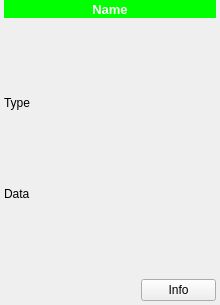
First picture: the form in spinetoolbox/ui/subwindow_view.ui, repository spine-tools/Spine-Toolbox, before the edit.
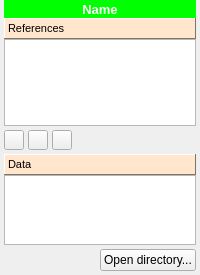
Second picture: the form after the edit. Icons and pictures are not drawn.

Commit message: Issue #75 updated: add basic view functionality, including a new class called NetworkMap

Patch:
```diff
--- a/spinetoolbox/ui/subwindow_view.ui
+++ b/spinetoolbox/ui/subwindow_view.ui
@@ -29,8 +29,8 @@
    <rect>
     <x>0</x>
     <y>0</y>
-    <width>220</width>
-    <height>305</height>
+    <width>200</width>
+    <height>275</height>
    </rect>
   </property>
   <property name="sizePolicy">
@@ -54,156 +54,1195 @@
   <property name="toolTip">
    <string/>
   </property>
-  <layout class="QVBoxLayout" name="verticalLayout_2">
+  <layout class="QVBoxLayout" name="verticalLayout_4">
    <property name="spacing">
-    <number>4</number>
+    <number>0</number>
    </property>
    <property name="leftMargin">
-    <number>4</number>
+    <number>0</number>
    </property>
    <property name="topMargin">
     <number>0</number>
    </property>
    <property name="rightMargin">
-    <number>4</number>
+    <number>0</number>
    </property>
    <property name="bottomMargin">
-    <number>4</number>
+    <number>0</number>
    </property>
    <item>
-    <widget class="QLabel" name="label_name">
-     <property name="sizePolicy">
-      <sizepolicy hsizetype="Preferred" vsizetype="Fixed">
-       <horstretch>0</horstretch>
-       <verstretch>0</verstretch>
-      </sizepolicy>
-     </property>
-     <property name="minimumSize">
-      <size>
-       <width>0</width>
-       <height>18</height>
-      </size>
-     </property>
-     <property name="maximumSize">
-      <size>
-       <width>16777215</width>
-       <height>18</height>
-      </size>
-     </property>
-     <property name="font">
-      <font>
-       <pointsize>10</pointsize>
-       <weight>75</weight>
-       <bold>true</bold>
-      </font>
-     </property>
-     <property name="styleSheet">
-      <string notr="true">background-color: rgb(0, 255, 0);
-color: rgb(255, 255, 255);</string>
-     </property>
-     <property name="text">
-      <string>Name</string>
-     </property>
-     <property name="alignment">
-      <set>Qt::AlignCenter</set>
-     </property>
-     <property name="wordWrap">
-      <bool>true</bool>
-     </property>
-    </widget>
-   </item>
-   <item>
-    <spacer name="verticalSpacer">
-     <property name="orientation">
-      <enum>Qt::Vertical</enum>
-     </property>
-     <property name="sizeHint" stdset="0">
-      <size>
-       <width>20</width>
-       <height>40</height>
-      </size>
-     </property>
-    </spacer>
-   </item>
-   <item>
-    <widget class="QLabel" name="label_type">
-     <property name="text">
-      <string>Type</string>
-     </property>
-    </widget>
-   </item>
-   <item>
-    <spacer name="verticalSpacer_2">
-     <property name="orientation">
-      <enum>Qt::Vertical</enum>
-     </property>
-     <property name="sizeHint" stdset="0">
-      <size>
-       <width>20</width>
-       <height>40</height>
-      </size>
-     </property>
-    </spacer>
-   </item>
-   <item>
-    <widget class="QLabel" name="label_data">
-     <property name="text">
-      <string>Data</string>
-     </property>
-    </widget>
-   </item>
-   <item>
-    <spacer name="verticalSpacer_3">
-     <property name="orientation">
-      <enum>Qt::Vertical</enum>
-     </property>
-     <property name="sizeHint" stdset="0">
-      <size>
-       <width>20</width>
-       <height>40</height>
-      </size>
-     </property>
-    </spacer>
-   </item>
-   <item>
-    <layout class="QHBoxLayout" name="horizontalLayout">
+    <layout class="QVBoxLayout" name="verticalLayout_3">
      <property name="spacing">
-      <number>6</number>
+      <number>4</number>
      </property>
      <property name="leftMargin">
-      <number>0</number>
+      <number>4</number>
      </property>
+     <property name="rightMargin">
+      <number>4</number>
+     </property>
+     <property name="bottomMargin">
+      <number>4</number>
+     </property>
      <item>
-      <spacer name="horizontalSpacer_2">
-       <property name="orientation">
-        <enum>Qt::Horizontal</enum>
+      <layout class="QVBoxLayout" name="verticalLayout">
+       <property name="spacing">
+        <number>0</number>
        </property>
-       <property name="sizeHint" stdset="0">
-        <size>
-         <width>40</width>
-         <height>20</height>
-        </size>
-       </property>
-      </spacer>
+       <item>
+        <widget class="QLabel" name="label_name">
+         <property name="sizePolicy">
+          <sizepolicy hsizetype="Preferred" vsizetype="Fixed">
+           <horstretch>0</horstretch>
+           <verstretch>0</verstretch>
+          </sizepolicy>
+         </property>
+         <property name="minimumSize">
+          <size>
+           <width>0</width>
+           <height>18</height>
+          </size>
+         </property>
+         <property name="maximumSize">
+          <size>
+           <width>16777215</width>
+           <height>18</height>
+          </size>
+         </property>
+         <property name="font">
+          <font>
+           <pointsize>10</pointsize>
+           <weight>75</weight>
+           <bold>true</bold>
+          </font>
+         </property>
+         <property name="styleSheet">
+          <string notr="true">background-color: rgb(0, 255, 0);
+color: rgb(255, 255, 255);</string>
+         </property>
+         <property name="text">
+          <string>Name</string>
+         </property>
+         <property name="alignment">
+          <set>Qt::AlignCenter</set>
+         </property>
+         <property name="wordWrap">
+          <bool>true</bool>
+         </property>
+        </widget>
+       </item>
+       <item>
+        <widget class="QLabel" name="label">
+         <property name="palette">
+          <palette>
+           <active>
+            <colorrole role="WindowText">
+             <brush brushstyle="SolidPattern">
+              <color alpha="255">
+               <red>0</red>
+               <green>0</green>
+               <blue>0</blue>
+              </color>
+             </brush>
+            </colorrole>
+            <colorrole role="Button">
+             <brush brushstyle="SolidPattern">
+              <color alpha="255">
+               <red>255</red>
+               <green>230</green>
+               <blue>204</blue>
+              </color>
+             </brush>
+            </colorrole>
+            <colorrole role="Light">
+             <brush brushstyle="SolidPattern">
+              <color alpha="255">
+               <red>255</red>
+               <green>255</green>
+               <blue>255</blue>
+              </color>
+             </brush>
+            </colorrole>
+            <colorrole role="Midlight">
+             <brush brushstyle="SolidPattern">
+              <color alpha="255">
+               <red>255</red>
+               <green>242</green>
+               <blue>229</blue>
+              </color>
+             </brush>
+            </colorrole>
+            <colorrole role="Dark">
+             <brush brushstyle="SolidPattern">
+              <color alpha="255">
+               <red>127</red>
+               <green>115</green>
+               <blue>102</blue>
+              </color>
+             </brush>
+            </colorrole>
+            <colorrole role="Mid">
+             <brush brushstyle="SolidPattern">
+              <color alpha="255">
+               <red>170</red>
+               <green>153</green>
+               <blue>136</blue>
+              </color>
+             </brush>
+            </colorrole>
+            <colorrole role="Text">
+             <brush brushstyle="SolidPattern">
+              <color alpha="255">
+               <red>0</red>
+               <green>0</green>
+               <blue>0</blue>
+              </color>
+             </brush>
+            </colorrole>
+            <colorrole role="BrightText">
+             <brush brushstyle="SolidPattern">
+              <color alpha="255">
+               <red>255</red>
+               <green>255</green>
+               <blue>255</blue>
+              </color>
+             </brush>
+            </colorrole>
+            <colorrole role="ButtonText">
+             <brush brushstyle="SolidPattern">
+              <color alpha="255">
+               <red>0</red>
+               <green>0</green>
+               <blue>0</blue>
+              </color>
+             </brush>
+            </colorrole>
+            <colorrole role="Base">
+             <brush brushstyle="SolidPattern">
+              <color alpha="255">
+               <red>255</red>
+               <green>255</green>
+               <blue>255</blue>
+              </color>
+             </brush>
+            </colorrole>
+            <colorrole role="Window">
+             <brush brushstyle="SolidPattern">
+              <color alpha="255">
+               <red>255</red>
+               <green>230</green>
+               <blue>204</blue>
+              </color>
+             </brush>
+            </colorrole>
+            <colorrole role="Shadow">
+             <brush brushstyle="SolidPattern">
+              <color alpha="255">
+               <red>0</red>
+               <green>0</green>
+               <blue>0</blue>
+              </color>
+             </brush>
+            </colorrole>
+            <colorrole role="AlternateBase">
+             <brush brushstyle="SolidPattern">
+              <color alpha="255">
+               <red>255</red>
+               <green>242</green>
+               <blue>229</blue>
+              </color>
+             </brush>
+            </colorrole>
+            <colorrole role="ToolTipBase">
+             <brush brushstyle="SolidPattern">
+              <color alpha="255">
+               <red>255</red>
+               <green>255</green>
+               <blue>220</blue>
+              </color>
+             </brush>
+            </colorrole>
+            <colorrole role="ToolTipText">
+             <brush brushstyle="SolidPattern">
+              <color alpha="255">
+               <red>0</red>
+               <green>0</green>
+               <blue>0</blue>
+              </color>
+             </brush>
+            </colorrole>
+           </active>
+           <inactive>
+            <colorrole role="WindowText">
+             <brush brushstyle="SolidPattern">
+              <color alpha="255">
+               <red>0</red>
+               <green>0</green>
+               <blue>0</blue>
+              </color>
+             </brush>
+            </colorrole>
+            <colorrole role="Button">
+             <brush brushstyle="SolidPattern">
+              <color alpha="255">
+               <red>255</red>
+               <green>230</green>
+               <blue>204</blue>
+              </color>
+             </brush>
+            </colorrole>
+            <colorrole role="Light">
+             <brush brushstyle="SolidPattern">
+              <color alpha="255">
+               <red>255</red>
+               <green>255</green>
+               <blue>255</blue>
+              </color>
+             </brush>
+            </colorrole>
+            <colorrole role="Midlight">
+             <brush brushstyle="SolidPattern">
+              <color alpha="255">
+               <red>255</red>
+               <green>242</green>
+               <blue>229</blue>
+              </color>
+             </brush>
+            </colorrole>
+            <colorrole role="Dark">
+             <brush brushstyle="SolidPattern">
+              <color alpha="255">
+               <red>127</red>
+               <green>115</green>
+               <blue>102</blue>
+              </color>
+             </brush>
+            </colorrole>
+            <colorrole role="Mid">
+             <brush brushstyle="SolidPattern">
+              <color alpha="255">
+               <red>170</red>
+               <green>153</green>
+               <blue>136</blue>
+              </color>
+             </brush>
+            </colorrole>
+            <colorrole role="Text">
+             <brush brushstyle="SolidPattern">
+              <color alpha="255">
+               <red>0</red>
+               <green>0</green>
+               <blue>0</blue>
+              </color>
+             </brush>
+            </colorrole>
+            <colorrole role="BrightText">
+             <brush brushstyle="SolidPattern">
+              <color alpha="255">
+               <red>255</red>
+               <green>255</green>
+               <blue>255</blue>
+              </color>
+             </brush>
+            </colorrole>
+            <colorrole role="ButtonText">
+             <brush brushstyle="SolidPattern">
+              <color alpha="255">
+               <red>0</red>
+               <green>0</green>
+               <blue>0</blue>
+              </color>
+             </brush>
+            </colorrole>
+            <colorrole role="Base">
+             <brush brushstyle="SolidPattern">
+              <color alpha="255">
+               <red>255</red>
+               <green>255</green>
+               <blue>255</blue>
+              </color>
+             </brush>
+            </colorrole>
+            <colorrole role="Window">
+             <brush brushstyle="SolidPattern">
+              <color alpha="255">
+               <red>255</red>
+               <green>230</green>
+               <blue>204</blue>
+              </color>
+             </brush>
+            </colorrole>
+            <colorrole role="Shadow">
+             <brush brushstyle="SolidPattern">
+              <color alpha="255">
+               <red>0</red>
+               <green>0</green>
+               <blue>0</blue>
+              </color>
+             </brush>
+            </colorrole>
+            <colorrole role="AlternateBase">
+             <brush brushstyle="SolidPattern">
+              <color alpha="255">
+               <red>255</red>
+               <green>242</green>
+               <blue>229</blue>
+              </color>
+             </brush>
+            </colorrole>
+            <colorrole role="ToolTipBase">
+             <brush brushstyle="SolidPattern">
+              <color alpha="255">
+               <red>255</red>
+               <green>255</green>
+               <blue>220</blue>
+              </color>
+             </brush>
+            </colorrole>
+            <colorrole role="ToolTipText">
+             <brush brushstyle="SolidPattern">
+              <color alpha="255">
+               <red>0</red>
+               <green>0</green>
+               <blue>0</blue>
+              </color>
+             </brush>
+            </colorrole>
+           </inactive>
+           <disabled>
+            <colorrole role="WindowText">
+             <brush brushstyle="SolidPattern">
+              <color alpha="255">
+               <red>127</red>
+               <green>115</green>
+               <blue>102</blue>
+              </color>
+             </brush>
+            </colorrole>
+            <colorrole role="Button">
+             <brush brushstyle="SolidPattern">
+              <color alpha="255">
+               <red>255</red>
+               <green>230</green>
+               <blue>204</blue>
+              </color>
+             </brush>
+            </colorrole>
+            <colorrole role="Light">
+             <brush brushstyle="SolidPattern">
+              <color alpha="255">
+               <red>255</red>
+               <green>255</green>
+               <blue>255</blue>
+              </color>
+             </brush>
+            </colorrole>
+            <colorrole role="Midlight">
+             <brush brushstyle="SolidPattern">
+              <color alpha="255">
+               <red>255</red>
+               <green>242</green>
+               <blue>229</blue>
+              </color>
+             </brush>
+            </colorrole>
+            <colorrole role="Dark">
+             <brush brushstyle="SolidPattern">
+              <color alpha="255">
+               <red>127</red>
+               <green>115</green>
+               <blue>102</blue>
+              </color>
+             </brush>
+            </colorrole>
+            <colorrole role="Mid">
+             <brush brushstyle="SolidPattern">
+              <color alpha="255">
+               <red>170</red>
+               <green>153</green>
+               <blue>136</blue>
+              </color>
+             </brush>
+            </colorrole>
+            <colorrole role="Text">
+             <brush brushstyle="SolidPattern">
+              <color alpha="255">
+               <red>127</red>
+               <green>115</green>
+               <blue>102</blue>
+              </color>
+             </brush>
+            </colorrole>
+            <colorrole role="BrightText">
+             <brush brushstyle="SolidPattern">
+              <color alpha="255">
+               <red>255</red>
+               <green>255</green>
+               <blue>255</blue>
+              </color>
+             </brush>
+            </colorrole>
+            <colorrole role="ButtonText">
+             <brush brushstyle="SolidPattern">
+              <color alpha="255">
+               <red>127</red>
+               <green>115</green>
+               <blue>102</blue>
+              </color>
+             </brush>
+            </colorrole>
+            <colorrole role="Base">
+             <brush brushstyle="SolidPattern">
+              <color alpha="255">
+               <red>255</red>
+               <green>230</green>
+               <blue>204</blue>
+              </color>
+             </brush>
+            </colorrole>
+            <colorrole role="Window">
+             <brush brushstyle="SolidPattern">
+              <color alpha="255">
+               <red>255</red>
+               <green>230</green>
+               <blue>204</blue>
+              </color>
+             </brush>
+            </colorrole>
+            <colorrole role="Shadow">
+             <brush brushstyle="SolidPattern">
+              <color alpha="255">
+               <red>0</red>
+               <green>0</green>
+               <blue>0</blue>
+              </color>
+             </brush>
+            </colorrole>
+            <colorrole role="AlternateBase">
+             <brush brushstyle="SolidPattern">
+              <color alpha="255">
+               <red>255</red>
+               <green>230</green>
+               <blue>204</blue>
+              </color>
+             </brush>
+            </colorrole>
+            <colorrole role="ToolTipBase">
+             <brush brushstyle="SolidPattern">
+              <color alpha="255">
+               <red>255</red>
+               <green>255</green>
+               <blue>220</blue>
+              </color>
+             </brush>
+            </colorrole>
+            <colorrole role="ToolTipText">
+             <brush brushstyle="SolidPattern">
+              <color alpha="255">
+               <red>0</red>
+               <green>0</green>
+               <blue>0</blue>
+              </color>
+             </brush>
+            </colorrole>
+           </disabled>
+          </palette>
+         </property>
+         <property name="font">
+          <font>
+           <pointsize>8</pointsize>
+          </font>
+         </property>
+         <property name="autoFillBackground">
+          <bool>true</bool>
+         </property>
+         <property name="frameShape">
+          <enum>QFrame::Panel</enum>
+         </property>
+         <property name="frameShadow">
+          <enum>QFrame::Raised</enum>
+         </property>
+         <property name="text">
+          <string>References</string>
+         </property>
+         <property name="alignment">
+          <set>Qt::AlignBottom|Qt::AlignLeading|Qt::AlignLeft</set>
+         </property>
+        </widget>
+       </item>
+       <item>
+        <widget class="QListView" name="listView_references">
+         <property name="font">
+          <font>
+           <pointsize>8</pointsize>
+          </font>
+         </property>
+         <property name="iconSize">
+          <size>
+           <width>24</width>
+           <height>24</height>
+          </size>
+         </property>
+         <property name="movement">
+          <enum>QListView::Static</enum>
+         </property>
+         <property name="viewMode">
+          <enum>QListView::ListMode</enum>
+         </property>
+         <property name="uniformItemSizes">
+          <bool>true</bool>
+         </property>
+         <property name="wordWrap">
+          <bool>true</bool>
+         </property>
+        </widget>
+       </item>
+      </layout>
      </item>
      <item>
-      <widget class="QPushButton" name="pushButton_info">
-       <property name="sizePolicy">
-        <sizepolicy hsizetype="Minimum" vsizetype="Fixed">
-         <horstretch>0</horstretch>
-         <verstretch>0</verstretch>
-        </sizepolicy>
+      <layout class="QHBoxLayout" name="horizontalLayout_2">
+       <property name="spacing">
+        <number>4</number>
        </property>
-       <property name="maximumSize">
-        <size>
-         <width>75</width>
-         <height>23</height>
-        </size>
+       <property name="leftMargin">
+        <number>0</number>
        </property>
-       <property name="text">
-        <string>Info</string>
+       <property name="rightMargin">
+        <number>0</number>
        </property>
-      </widget>
+       <item>
+        <widget class="QToolButton" name="toolButton_plus">
+         <property name="sizePolicy">
+          <sizepolicy hsizetype="Fixed" vsizetype="Fixed">
+           <horstretch>0</horstretch>
+           <verstretch>0</verstretch>
+          </sizepolicy>
+         </property>
+         <property name="minimumSize">
+          <size>
+           <width>20</width>
+           <height>20</height>
+          </size>
+         </property>
+         <property name="maximumSize">
+          <size>
+           <width>20</width>
+           <height>20</height>
+          </size>
+         </property>
+         <property name="font">
+          <font>
+           <pointsize>10</pointsize>
+           <weight>75</weight>
+           <bold>true</bold>
+          </font>
+         </property>
+         <property name="toolTip">
+          <string>&lt;html&gt;&lt;head/&gt;&lt;body&gt;&lt;p&gt;Add references&lt;/p&gt;&lt;/body&gt;&lt;/html&gt;</string>
+         </property>
+         <property name="text">
+          <string/>
+         </property>
+         <property name="icon">
+          <iconset resource="resources/resources_icons.qrc">
+           <normaloff>:/icons/plus.png</normaloff>:/icons/plus.png</iconset>
+         </property>
+         <property name="popupMode">
+          <enum>QToolButton::InstantPopup</enum>
+         </property>
+        </widget>
+       </item>
+       <item>
+        <widget class="QToolButton" name="toolButton_minus">
+         <property name="sizePolicy">
+          <sizepolicy hsizetype="Fixed" vsizetype="Fixed">
+           <horstretch>0</horstretch>
+           <verstretch>0</verstretch>
+          </sizepolicy>
+         </property>
+         <property name="minimumSize">
+          <size>
+           <width>20</width>
+           <height>20</height>
+          </size>
+         </property>
+         <property name="maximumSize">
+          <size>
+           <width>20</width>
+           <height>20</height>
+          </size>
+         </property>
+         <property name="font">
+          <font>
+           <pointsize>10</pointsize>
+           <weight>75</weight>
+           <bold>true</bold>
+          </font>
+         </property>
+         <property name="toolTip">
+          <string>&lt;html&gt;&lt;head/&gt;&lt;body&gt;&lt;p&gt;Remove selected references or all if nothing is selected&lt;/p&gt;&lt;/body&gt;&lt;/html&gt;</string>
+         </property>
+         <property name="text">
+          <string/>
+         </property>
+         <property name="icon">
+          <iconset resource="resources/resources_icons.qrc">
+           <normaloff>:/icons/minus.png</normaloff>:/icons/minus.png</iconset>
+         </property>
+        </widget>
+       </item>
+       <item>
+        <widget class="QToolButton" name="toolButton_add">
+         <property name="maximumSize">
+          <size>
+           <width>20</width>
+           <height>20</height>
+          </size>
+         </property>
+         <property name="toolTip">
+          <string>&lt;html&gt;&lt;head/&gt;&lt;body&gt;&lt;p&gt;Add references to project.  Copies selected references into SQLite files in Data store's directory.&lt;/p&gt;&lt;/body&gt;&lt;/html&gt;</string>
+         </property>
+         <property name="text">
+          <string/>
+         </property>
+         <property name="icon">
+          <iconset resource="resources/resources_icons.qrc">
+           <normaloff>:/icons/import.png</normaloff>:/icons/import.png</iconset>
+         </property>
+        </widget>
+       </item>
+       <item>
+        <spacer name="horizontalSpacer">
+         <property name="orientation">
+          <enum>Qt::Horizontal</enum>
+         </property>
+         <property name="sizeHint" stdset="0">
+          <size>
+           <width>40</width>
+           <height>20</height>
+          </size>
+         </property>
+        </spacer>
+       </item>
+      </layout>
+     </item>
+     <item>
+      <layout class="QVBoxLayout" name="verticalLayout_2">
+       <property name="spacing">
+        <number>0</number>
+       </property>
+       <item>
+        <widget class="QLabel" name="label_2">
+         <property name="palette">
+          <palette>
+           <active>
+            <colorrole role="WindowText">
+             <brush brushstyle="SolidPattern">
+              <color alpha="255">
+               <red>0</red>
+               <green>0</green>
+               <blue>0</blue>
+              </color>
+             </brush>
+            </colorrole>
+            <colorrole role="Button">
+             <brush brushstyle="SolidPattern">
+              <color alpha="255">
+               <red>255</red>
+               <green>230</green>
+               <blue>204</blue>
+              </color>
+             </brush>
+            </colorrole>
+            <colorrole role="Light">
+             <brush brushstyle="SolidPattern">
+              <color alpha="255">
+               <red>255</red>
+               <green>255</green>
+               <blue>255</blue>
+              </color>
+             </brush>
+            </colorrole>
+            <colorrole role="Midlight">
+             <brush brushstyle="SolidPattern">
+              <color alpha="255">
+               <red>255</red>
+               <green>242</green>
+               <blue>229</blue>
+              </color>
+             </brush>
+            </colorrole>
+            <colorrole role="Dark">
+             <brush brushstyle="SolidPattern">
+              <color alpha="255">
+               <red>127</red>
+               <green>115</green>
+               <blue>102</blue>
+              </color>
+             </brush>
+            </colorrole>
+            <colorrole role="Mid">
+             <brush brushstyle="SolidPattern">
+              <color alpha="255">
+               <red>170</red>
+               <green>153</green>
+               <blue>136</blue>
+              </color>
+             </brush>
+            </colorrole>
+            <colorrole role="Text">
+             <brush brushstyle="SolidPattern">
+              <color alpha="255">
+               <red>0</red>
+               <green>0</green>
+               <blue>0</blue>
+              </color>
+             </brush>
+            </colorrole>
+            <colorrole role="BrightText">
+             <brush brushstyle="SolidPattern">
+              <color alpha="255">
+               <red>255</red>
+               <green>255</green>
+               <blue>255</blue>
+              </color>
+             </brush>
+            </colorrole>
+            <colorrole role="ButtonText">
+             <brush brushstyle="SolidPattern">
+              <color alpha="255">
+               <red>0</red>
+               <green>0</green>
+               <blue>0</blue>
+              </color>
+             </brush>
+            </colorrole>
+            <colorrole role="Base">
+             <brush brushstyle="SolidPattern">
+              <color alpha="255">
+               <red>255</red>
+               <green>255</green>
+               <blue>255</blue>
+              </color>
+             </brush>
+            </colorrole>
+            <colorrole role="Window">
+             <brush brushstyle="SolidPattern">
+              <color alpha="255">
+               <red>255</red>
+               <green>230</green>
+               <blue>204</blue>
+              </color>
+             </brush>
+            </colorrole>
+            <colorrole role="Shadow">
+             <brush brushstyle="SolidPattern">
+              <color alpha="255">
+               <red>0</red>
+               <green>0</green>
+               <blue>0</blue>
+              </color>
+             </brush>
+            </colorrole>
+            <colorrole role="AlternateBase">
+             <brush brushstyle="SolidPattern">
+              <color alpha="255">
+               <red>255</red>
+               <green>242</green>
+               <blue>229</blue>
+              </color>
+             </brush>
+            </colorrole>
+            <colorrole role="ToolTipBase">
+             <brush brushstyle="SolidPattern">
+              <color alpha="255">
+               <red>255</red>
+               <green>255</green>
+               <blue>220</blue>
+              </color>
+             </brush>
+            </colorrole>
+            <colorrole role="ToolTipText">
+             <brush brushstyle="SolidPattern">
+              <color alpha="255">
+               <red>0</red>
+               <green>0</green>
+               <blue>0</blue>
+              </color>
+             </brush>
+            </colorrole>
+           </active>
+           <inactive>
+            <colorrole role="WindowText">
+             <brush brushstyle="SolidPattern">
+              <color alpha="255">
+               <red>0</red>
+               <green>0</green>
+               <blue>0</blue>
+              </color>
+             </brush>
+            </colorrole>
+            <colorrole role="Button">
+             <brush brushstyle="SolidPattern">
+              <color alpha="255">
+               <red>255</red>
+               <green>230</green>
+               <blue>204</blue>
+              </color>
+             </brush>
+            </colorrole>
+            <colorrole role="Light">
+             <brush brushstyle="SolidPattern">
+              <color alpha="255">
+               <red>255</red>
+               <green>255</green>
+               <blue>255</blue>
+              </color>
+             </brush>
+            </colorrole>
+            <colorrole role="Midlight">
+             <brush brushstyle="SolidPattern">
+              <color alpha="255">
+               <red>255</red>
+               <green>242</green>
+               <blue>229</blue>
+              </color>
+             </brush>
+            </colorrole>
+            <colorrole role="Dark">
+             <brush brushstyle="SolidPattern">
+              <color alpha="255">
+               <red>127</red>
+               <green>115</green>
+               <blue>102</blue>
+              </color>
+             </brush>
+            </colorrole>
+            <colorrole role="Mid">
+             <brush brushstyle="SolidPattern">
+              <color alpha="255">
+               <red>170</red>
+               <green>153</green>
+               <blue>136</blue>
+              </color>
+             </brush>
+            </colorrole>
+            <colorrole role="Text">
+             <brush brushstyle="SolidPattern">
+              <color alpha="255">
+               <red>0</red>
+               <green>0</green>
+               <blue>0</blue>
+              </color>
+             </brush>
+            </colorrole>
+            <colorrole role="BrightText">
+             <brush brushstyle="SolidPattern">
+              <color alpha="255">
+               <red>255</red>
+               <green>255</green>
+               <blue>255</blue>
+              </color>
+             </brush>
+            </colorrole>
+            <colorrole role="ButtonText">
+             <brush brushstyle="SolidPattern">
+              <color alpha="255">
+               <red>0</red>
+               <green>0</green>
+               <blue>0</blue>
+              </color>
+             </brush>
+            </colorrole>
+            <colorrole role="Base">
+             <brush brushstyle="SolidPattern">
+              <color alpha="255">
+               <red>255</red>
+               <green>255</green>
+               <blue>255</blue>
+              </color>
+             </brush>
+            </colorrole>
+            <colorrole role="Window">
+             <brush brushstyle="SolidPattern">
+              <color alpha="255">
+               <red>255</red>
+               <green>230</green>
+               <blue>204</blue>
+              </color>
+             </brush>
+            </colorrole>
+            <colorrole role="Shadow">
+             <brush brushstyle="SolidPattern">
+              <color alpha="255">
+               <red>0</red>
+               <green>0</green>
+               <blue>0</blue>
+              </color>
+             </brush>
+            </colorrole>
+            <colorrole role="AlternateBase">
+             <brush brushstyle="SolidPattern">
+              <color alpha="255">
+               <red>255</red>
+               <green>242</green>
+               <blue>229</blue>
+              </color>
+             </brush>
+            </colorrole>
+            <colorrole role="ToolTipBase">
+             <brush brushstyle="SolidPattern">
+              <color alpha="255">
+               <red>255</red>
+               <green>255</green>
+               <blue>220</blue>
+              </color>
+             </brush>
+            </colorrole>
+            <colorrole role="ToolTipText">
+             <brush brushstyle="SolidPattern">
+              <color alpha="255">
+               <red>0</red>
+               <green>0</green>
+               <blue>0</blue>
+              </color>
+             </brush>
+            </colorrole>
+           </inactive>
+           <disabled>
+            <colorrole role="WindowText">
+             <brush brushstyle="SolidPattern">
+              <color alpha="255">
+               <red>127</red>
+               <green>115</green>
+               <blue>102</blue>
+              </color>
+             </brush>
+            </colorrole>
+            <colorrole role="Button">
+             <brush brushstyle="SolidPattern">
+              <color alpha="255">
+               <red>255</red>
+               <green>230</green>
+               <blue>204</blue>
+              </color>
+             </brush>
+            </colorrole>
+            <colorrole role="Light">
+             <brush brushstyle="SolidPattern">
+              <color alpha="255">
+               <red>255</red>
+               <green>255</green>
+               <blue>255</blue>
+              </color>
+             </brush>
+            </colorrole>
+            <colorrole role="Midlight">
+             <brush brushstyle="SolidPattern">
+              <color alpha="255">
+               <red>255</red>
+               <green>242</green>
+               <blue>229</blue>
+              </color>
+             </brush>
+            </colorrole>
+            <colorrole role="Dark">
+             <brush brushstyle="SolidPattern">
+              <color alpha="255">
+               <red>127</red>
+               <green>115</green>
+               <blue>102</blue>
+              </color>
+             </brush>
+            </colorrole>
+            <colorrole role="Mid">
+             <brush brushstyle="SolidPattern">
+              <color alpha="255">
+               <red>170</red>
+               <green>153</green>
+               <blue>136</blue>
+              </color>
+             </brush>
+            </colorrole>
+            <colorrole role="Text">
+             <brush brushstyle="SolidPattern">
+              <color alpha="255">
+               <red>127</red>
+               <green>115</green>
+               <blue>102</blue>
+              </color>
+             </brush>
+            </colorrole>
+            <colorrole role="BrightText">
+             <brush brushstyle="SolidPattern">
+              <color alpha="255">
+               <red>255</red>
+               <green>255</green>
+               <blue>255</blue>
+              </color>
+             </brush>
+            </colorrole>
+            <colorrole role="ButtonText">
+             <brush brushstyle="SolidPattern">
+              <color alpha="255">
+               <red>127</red>
+               <green>115</green>
+               <blue>102</blue>
+              </color>
+             </brush>
+            </colorrole>
+            <colorrole role="Base">
+             <brush brushstyle="SolidPattern">
+              <color alpha="255">
+               <red>255</red>
+               <green>230</green>
+               <blue>204</blue>
+              </color>
+             </brush>
+            </colorrole>
+            <colorrole role="Window">
+             <brush brushstyle="SolidPattern">
+              <color alpha="255">
+               <red>255</red>
+               <green>230</green>
+               <blue>204</blue>
+              </color>
+             </brush>
+            </colorrole>
+            <colorrole role="Shadow">
+             <brush brushstyle="SolidPattern">
+              <color alpha="255">
+               <red>0</red>
+               <green>0</green>
+               <blue>0</blue>
+              </color>
+             </brush>
+            </colorrole>
+            <colorrole role="AlternateBase">
+             <brush brushstyle="SolidPattern">
+              <color alpha="255">
+               <red>255</red>
+               <green>230</green>
+               <blue>204</blue>
+              </color>
+             </brush>
+            </colorrole>
+            <colorrole role="ToolTipBase">
+             <brush brushstyle="SolidPattern">
+              <color alpha="255">
+               <red>255</red>
+               <green>255</green>
+               <blue>220</blue>
+              </color>
+             </brush>
+            </colorrole>
+            <colorrole role="ToolTipText">
+             <brush brushstyle="SolidPattern">
+              <color alpha="255">
+               <red>0</red>
+               <green>0</green>
+               <blue>0</blue>
+              </color>
+             </brush>
+            </colorrole>
+           </disabled>
+          </palette>
+         </property>
+         <property name="font">
+          <font>
+           <pointsize>8</pointsize>
+          </font>
+         </property>
+         <property name="autoFillBackground">
+          <bool>true</bool>
+         </property>
+         <property name="frameShape">
+          <enum>QFrame::Panel</enum>
+         </property>
+         <property name="frameShadow">
+          <enum>QFrame::Raised</enum>
+         </property>
+         <property name="text">
+          <string>Data</string>
+         </property>
+         <property name="alignment">
+          <set>Qt::AlignBottom|Qt::AlignLeading|Qt::AlignLeft</set>
+         </property>
+        </widget>
+       </item>
+       <item>
+        <widget class="QListView" name="listView_data">
+         <property name="font">
+          <font>
+           <pointsize>8</pointsize>
+          </font>
+         </property>
+         <property name="autoFillBackground">
+          <bool>false</bool>
+         </property>
+         <property name="iconSize">
+          <size>
+           <width>24</width>
+           <height>24</height>
+          </size>
+         </property>
+         <property name="movement">
+          <enum>QListView::Static</enum>
+         </property>
+         <property name="viewMode">
+          <enum>QListView::ListMode</enum>
+         </property>
+         <property name="uniformItemSizes">
+          <bool>true</bool>
+         </property>
+         <property name="wordWrap">
+          <bool>true</bool>
+         </property>
+        </widget>
+       </item>
+      </layout>
+     </item>
+     <item>
+      <layout class="QHBoxLayout" name="horizontalLayout">
+       <property name="spacing">
+        <number>6</number>
+       </property>
+       <item>
+        <spacer name="horizontalSpacer_2">
+         <property name="orientation">
+          <enum>Qt::Horizontal</enum>
+         </property>
+         <property name="sizeHint" stdset="0">
+          <size>
+           <width>40</width>
+           <height>20</height>
+          </size>
+         </property>
+        </spacer>
+       </item>
+       <item>
+        <widget class="QPushButton" name="pushButton_open">
+         <property name="sizePolicy">
+          <sizepolicy hsizetype="MinimumExpanding" vsizetype="Fixed">
+           <horstretch>0</horstretch>
+           <verstretch>0</verstretch>
+          </sizepolicy>
+         </property>
+         <property name="maximumSize">
+          <size>
+           <width>120</width>
+           <height>23</height>
+          </size>
+         </property>
+         <property name="toolTip">
+          <string>&lt;html&gt;&lt;head/&gt;&lt;body&gt;&lt;p&gt;Open Data Store directory in file browser&lt;/p&gt;&lt;/body&gt;&lt;/html&gt;</string>
+         </property>
+         <property name="text">
+          <string>Open directory...</string>
+         </property>
+        </widget>
+       </item>
+      </layout>
      </item>
     </layout>
    </item>
```
Left out of the diff: 13 changed lines with no effect on the pictures. The commit also changes 12 other files.
